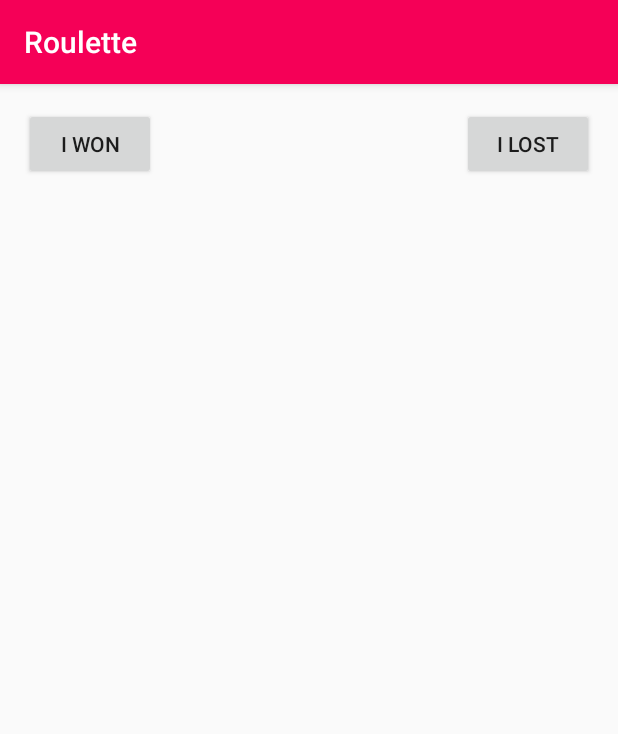
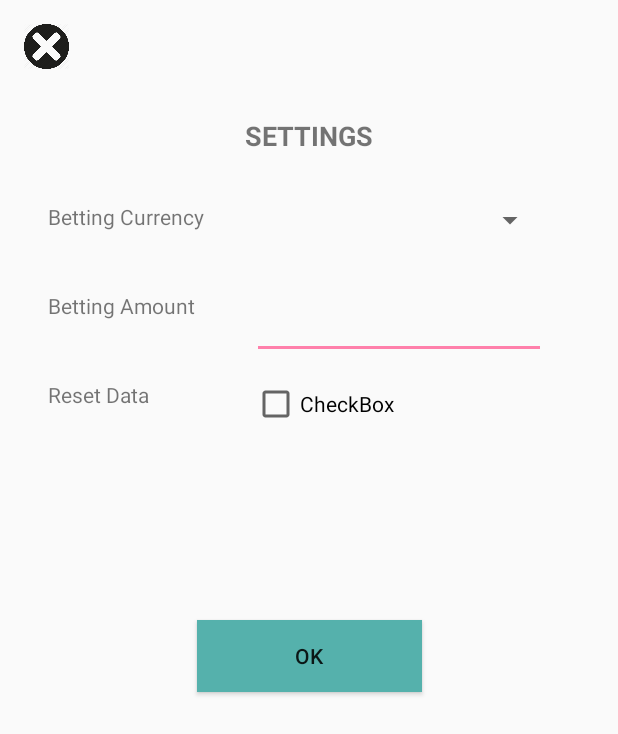
Before and after one commit to ibtisamasif/Roulette, an Android app: the screen it shows after launch (MainActivity before the commit, Screen2Activity after it), on a phone screen of 412 x 824 dp. Shown: the top 734 px of the screen. Run offline under Robolectric (Android 15) with nearby library versions, the light colour scheme and no system bars.

Commit message:
complete overhauling

```diff
--- a/app/build.gradle
+++ b/app/build.gradle
@@ -2,7 +2,7 @@ apply plugin: 'com.android.application'
 
 android {
     compileSdkVersion 26
-    buildToolsVersion "26.0.2"
+    buildToolsVersion "26.0.3"
 
     defaultConfig {
         applicationId "com.thedesignerx.roulette"
@@ -21,6 +21,7 @@ android {
 
 dependencies {
     implementation 'com.android.support:appcompat-v7:26.1.0'
+    implementation 'com.android.support:design:26.1.0'
     implementation 'com.android.support:support-v4:26.1.0'
     implementation 'com.android.support.constraint:constraint-layout:1.1.3'
 }
--- a/app/src/main/java/com/thedesignerx/roulette/MainActivity.java
+++ b/app/src/main/java/com/thedesignerx/roulette/Screen2Activity.java
@@ -9,13 +9,13 @@ import android.support.v7.app.AppCompatActivity;
 import android.view.View;
 import android.widget.Toast;
 
-public class MainActivity extends AppCompatActivity {
+public class Screen2Activity extends AppCompatActivity {
     private static final int CODE_DRAW_OVER_OTHER_APP_PERMISSION = 2084;
 
     @Override
     protected void onCreate(Bundle savedInstanceState) {
         super.onCreate(savedInstanceState);
-        setContentView(R.layout.activity_main);
+        setContentView(R.layout.activity_screen2);
 
         //Check if the application has draw over other apps permission or not?
         //This permission is by default available for API<23. But for API > 23
@@ -36,14 +36,11 @@ public class MainActivity extends AppCompatActivity {
      * Set and initialize the view elements.
      */
     private void initializeView() {
-        findViewById(R.id.button_won).setOnClickListener(new View.OnClickListener() {
+        findViewById(R.id.button_ok).setOnClickListener(new View.OnClickListener() {
             @Override
             public void onClick(View view) {
-            }
-        });
-        findViewById(R.id.button_lost).setOnClickListener(new View.OnClickListener() {
-            @Override
-            public void onClick(View view) {
+                Intent intent = new Intent(Screen2Activity.this, Screen3Activity.class);
+                startActivity(intent);
             }
         });
     }
@@ -70,7 +67,7 @@ public class MainActivity extends AppCompatActivity {
     @Override
     public void onBackPressed() {
         super.onBackPressed();
-        startService(new Intent(MainActivity.this, FloatingViewService.class));
+        startService(new Intent(Screen2Activity.this, FloatingViewService.class));
         finish();
     }
 }
--- a/app/src/main/res/layout/activity_main.xml
+++ /dev/null
@@ -1,31 +0,0 @@
-<?xml version="1.0" encoding="utf-8"?>
-<android.support.constraint.ConstraintLayout xmlns:android="http://schemas.android.com/apk/res/android"
-    xmlns:app="http://schemas.android.com/apk/res-auto"
-    xmlns:tools="http://schemas.android.com/tools"
-    android:layout_width="match_parent"
-    android:layout_height="match_parent"
-    android:paddingBottom="@dimen/activity_vertical_margin"
-    android:paddingLeft="@dimen/activity_horizontal_margin"
-    android:paddingRight="@dimen/activity_horizontal_margin"
-    android:paddingTop="@dimen/activity_vertical_margin"
-    tools:context="com.thedesignerx.roulette.MainActivity">
-
-    <Button
-        android:id="@+id/button_won"
-        android:layout_width="wrap_content"
-        android:layout_height="wrap_content"
-        android:layout_centerHorizontal="true"
-        android:layout_centerVertical="true"
-        android:text="I Won"
-        app:layout_constraintStart_toStartOf="parent"
-        tools:layout_editor_absoluteY="199dp" />
-
-    <Button
-        android:id="@+id/button_lost"
-        android:layout_width="wrap_content"
-        android:layout_height="wrap_content"
-        android:layout_centerInParent="true"
-        android:text="I Lost"
-        app:layout_constraintEnd_toEndOf="parent"
-        tools:layout_editor_absoluteY="198dp" />
-</android.support.constraint.ConstraintLayout>
--- /dev/null
+++ b/app/src/main/res/layout/activity_screen2.xml
@@ -0,0 +1,109 @@
+<?xml version="1.0" encoding="utf-8"?>
+<android.support.constraint.ConstraintLayout xmlns:android="http://schemas.android.com/apk/res/android"
+    xmlns:app="http://schemas.android.com/apk/res-auto"
+    xmlns:tools="http://schemas.android.com/tools"
+    android:layout_width="match_parent"
+    android:layout_height="match_parent"
+    android:paddingLeft="@dimen/activity_horizontal_margin"
+    android:paddingTop="@dimen/activity_vertical_margin"
+    android:paddingRight="@dimen/activity_horizontal_margin"
+    android:paddingBottom="@dimen/activity_vertical_margin"
+    tools:context="com.thedesignerx.roulette.Screen2Activity">
+
+    <ImageView
+        android:id="@+id/imageView_closeButton"
+        android:layout_width="30dp"
+        android:layout_height="30dp"
+        android:src="@drawable/ic_close"
+        app:layout_constraintStart_toStartOf="parent"
+        app:layout_constraintTop_toTopOf="parent" />
+
+    <TextView
+        android:id="@+id/textView_settings"
+        android:layout_width="wrap_content"
+        android:layout_height="0dp"
+        android:layout_marginTop="32dp"
+        android:textStyle="bold"
+        android:textSize="18dp"
+        android:text="SETTINGS"
+        app:layout_constraintEnd_toEndOf="parent"
+        app:layout_constraintStart_toStartOf="@+id/imageView_closeButton"
+        app:layout_constraintTop_toBottomOf="@+id/imageView_closeButton" />
+
+    <TextView
+        android:id="@+id/textView4"
+        android:layout_width="wrap_content"
+        android:layout_height="wrap_content"
+        android:layout_marginStart="16dp"
+        android:layout_marginLeft="16dp"
+        android:layout_marginTop="32dp"
+        android:text="Betting Currency"
+        app:layout_constraintStart_toStartOf="parent"
+        app:layout_constraintTop_toBottomOf="@+id/textView_settings" />
+
+    <Spinner
+        android:id="@+id/spinner"
+        android:layout_width="0dp"
+        android:layout_height="wrap_content"
+        android:layout_marginStart="32dp"
+        android:layout_marginLeft="32dp"
+        android:layout_marginEnd="32dp"
+        android:layout_marginRight="32dp"
+        app:layout_constraintEnd_toEndOf="parent"
+        app:layout_constraintStart_toEndOf="@+id/textView4"
+        app:layout_constraintTop_toTopOf="@+id/textView4" />
+
+    <TextView
+        android:id="@+id/textView5"
+        android:layout_width="wrap_content"
+        android:layout_height="wrap_content"
+        android:layout_marginStart="16dp"
+        android:layout_marginLeft="16dp"
+        android:layout_marginTop="40dp"
+        android:text="Betting Amount"
+        app:layout_constraintStart_toStartOf="parent"
+        app:layout_constraintTop_toBottomOf="@+id/textView4" />
+
+    <EditText
+        android:id="@+id/editText"
+        android:layout_width="0dp"
+        android:layout_height="wrap_content"
+        android:layout_marginEnd="32dp"
+        android:layout_marginRight="32dp"
+        android:ems="10"
+        android:inputType="number"
+        app:layout_constraintEnd_toEndOf="parent"
+        app:layout_constraintStart_toStartOf="@+id/spinner"
+        app:layout_constraintTop_toTopOf="@+id/textView5" />
+
+    <TextView
+        android:id="@+id/textView"
+        android:layout_width="wrap_content"
+        android:layout_height="wrap_content"
+        android:layout_marginStart="16dp"
+        android:layout_marginLeft="16dp"
+        android:layout_marginTop="40dp"
+        android:text="Reset Data"
+        app:layout_constraintStart_toStartOf="parent"
+        app:layout_constraintTop_toBottomOf="@+id/textView5" />
+
+    <CheckBox
+        android:id="@+id/checkBox"
+        android:layout_width="wrap_content"
+        android:layout_height="wrap_content"
+        android:text="CheckBox"
+        app:layout_constraintStart_toStartOf="@+id/editText"
+        app:layout_constraintTop_toTopOf="@+id/textView" />
+
+    <Button
+        android:id="@+id/button_ok"
+        android:layout_width="150dp"
+        android:layout_height="wrap_content"
+        android:layout_marginTop="128dp"
+        android:background="@color/colorGreenLight"
+        android:text="Ok"
+        app:layout_constraintEnd_toEndOf="parent"
+        app:layout_constraintStart_toStartOf="parent"
+        app:layout_constraintTop_toBottomOf="@+id/checkBox" />
+
+</android.support.constraint.ConstraintLayout>
--- a/app/src/main/res/values/colors.xml
+++ b/app/src/main/res/values/colors.xml
@@ -3,6 +3,7 @@
     <color name="colorPrimary">#F50057</color>
     <color name="colorPrimaryDark">#C51162</color>
     <color name="colorAccent">#FF80AB</color>
+    <color name="colorRed">#F44336</color>
     <color name="colorWhite">#FFFFFF</color>
     <color name="colorBlack">#000000</color>
     <color name="colorGrayDark">#969696</color>
--- a/app/src/main/res/values/dimens.xml
+++ b/app/src/main/res/values/dimens.xml
@@ -2,4 +2,5 @@
     <!-- Default screen margins, per the Android Design guidelines. -->
     <dimen name="activity_horizontal_margin">16dp</dimen>
     <dimen name="activity_vertical_margin">16dp</dimen>
+    <dimen name="fab_margin">16dp</dimen>
 </resources>
--- a/app/src/main/res/values/strings.xml
+++ b/app/src/main/res/values/strings.xml
@@ -1,3 +1,4 @@
 <resources>
     <string name="app_name">Roulette</string>
+    <string name="title_activity_screen2">Screen2Activity</string>
 </resources>
--- a/app/src/main/res/values/styles.xml
+++ b/app/src/main/res/values/styles.xml
@@ -7,4 +7,13 @@
         <item name="colorPrimaryDark">@color/colorPrimaryDark</item>
         <item name="colorAccent">@color/colorAccent</item>
     </style>
+
+    <style name="AppTheme.NoActionBar">
+        <item name="windowActionBar">false</item>
+        <item name="windowNoTitle">true</item>
+    </style>
+
+    <style name="AppTheme.AppBarOverlay" parent="ThemeOverlay.AppCompat.Dark.ActionBar" />
+
+    <style name="AppTheme.PopupOverlay" parent="ThemeOverlay.AppCompat.Light" />
 </resources>
```
Also changed, not shown: app/src/main/AndroidManifest.xml (+13 -7 lines), app/src/main/java/com/thedesignerx/roulette/FloatingViewService.java (+7 -65 lines), app/src/main/java/com/thedesignerx/roulette/Screen3Activity.java (added, +32 -0 lines), app/src/main/res/drawable-anydpi/ic_setting.xml (added, +11 -0 lines), app/src/main/res/layout/activity_screen3.xml (added, +184 -0 lines), app/src/main/res/layout/layout_floating_widget.xml (+1 -110 lines), app/src/main/res/drawable-hdpi/ic_setting.png (added), app/src/main/res/drawable-mdpi/ic_setting.png (added), app/src/main/res/drawable-xhdpi/ic_setting.png (added), app/src/main/res/drawable-xxhdpi/ic_setting.png (added).
